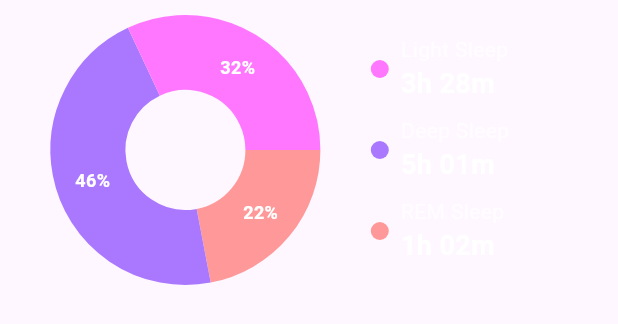
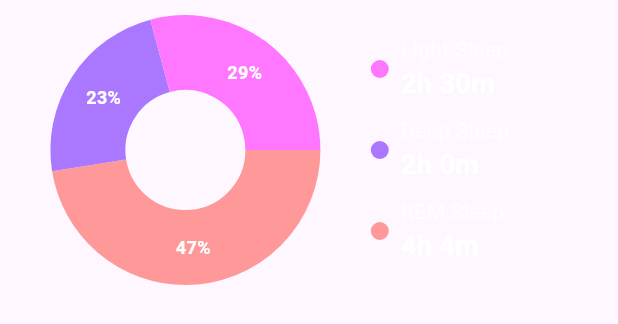
Before and after one commit to punipyuni/SleepPal, a Flutter app: the SleepTypesPieChart widget shown alone on an empty page, opened directly, on a phone screen of 412 x 824 dp. Shown: the top 324 px of the screen. Run offline on Flutter 3.47's test engine with Material 3 defaults, Android fonts, the phone set to English and light mode, and no system bars; drawn by our look-alikes of fl_chart; our stand-ins replace dash_chat_2; missing offline and left inert: health; network calls fail.

Commit message:
Make pie chart dynamic

```diff
--- a/lib/widgets/sleep_pie_chart.dart
+++ b/lib/widgets/sleep_pie_chart.dart
@@ -1,9 +1,30 @@
 import 'package:flutter/material.dart';
 import 'package:fl_chart/fl_chart.dart';
+import 'package:provider/provider.dart';
+import 'package:sleeppal_update/widgets/sleep_stat_provider.dart';
+
 
 class SleepTypesPieChart extends StatelessWidget {
   @override
   Widget build(BuildContext context) {
+    return Consumer<SleepStatisticsProvider>(
+      builder: (context, provider, child) {
+        // Get selected day's data
+        final selectedDayData = provider.selectedDayData;
+
+        // Extract durations for REM, Light, and Deep sleep
+        final remDuration = selectedDayData['rem'] as Duration;
+        final lightDuration = selectedDayData['light'] as Duration;
+        final deepDuration = selectedDayData['deep'] as Duration;
+
+        // Calculate total duration
+        final totalDuration = remDuration + lightDuration + deepDuration;
+
+        // Calculate percentage values
+        final remPercentage = (remDuration.inMinutes / totalDuration.inMinutes) * 100;
+        final lightPercentage = (lightDuration.inMinutes / totalDuration.inMinutes) * 100;
+        final deepPercentage = (deepDuration.inMinutes / totalDuration.inMinutes) * 100;
+
         return Container(
           height: 200,
           child: Row(
@@ -16,23 +37,23 @@ class SleepTypesPieChart extends StatelessWidget {
                     centerSpaceRadius: 40,
                     sections: [
                       PieChartSectionData(
-                    color: Color(0xFFFF9999),  // Orangish for REM
-                    value: 22,
-                    title: '22%',
+                        color: Color(0xFFFF9999), // Orangish for REM
+                        value: remPercentage,
+                        title: '${remPercentage.toStringAsFixed(0)}%',
                         radius: 50,
                         titleStyle: TextStyle(fontSize: 12, fontWeight: FontWeight.bold, color: Colors.white),
                       ),
                       PieChartSectionData(
-                    color: Color(0xFFAA77FF),  // Purple for Deep
-                    value: 46,
-                    title: '46%',
+                        color: Color(0xFFAA77FF), // Purple for Deep
+                        value: deepPercentage,
+                        title: '${deepPercentage.toStringAsFixed(0)}%',
                         radius: 50,
                         titleStyle: TextStyle(fontSize: 12, fontWeight: FontWeight.bold, color: Colors.white),
                       ),
                       PieChartSectionData(
-                    color: Color(0xFFFF77FF),  // Pink for Light
-                    value: 32,
-                    title: '32%',
+                        color: Color(0xFFFF77FF), // Pink for Light
+                        value: lightPercentage,
+                        title: '${lightPercentage.toStringAsFixed(0)}%',
                         radius: 50,
                         titleStyle: TextStyle(fontSize: 12, fontWeight: FontWeight.bold, color: Colors.white),
                       ),
@@ -46,17 +67,23 @@ class SleepTypesPieChart extends StatelessWidget {
                   mainAxisAlignment: MainAxisAlignment.center,
                   crossAxisAlignment: CrossAxisAlignment.start,
                   children: [
-                _buildLabel('Light Sleep', '3h 28m', Color(0xFFFF77FF)),
+                    _buildLabel('Light Sleep', _formatDuration(lightDuration), Color(0xFFFF77FF)),
                     SizedBox(height: 8),
-                _buildLabel('Deep Sleep', '5h 01m', Color(0xFFAA77FF)),
+                    _buildLabel('Deep Sleep', _formatDuration(deepDuration), Color(0xFFAA77FF)),
                     SizedBox(height: 8),
-                _buildLabel('REM Sleep', '1h 02m', Color(0xFFFF9999)),
+                    _buildLabel('REM Sleep', _formatDuration(remDuration), Color(0xFFFF9999)),
                   ],
                 ),
               ),
             ],
           ),
         );
+      },
+    );
+  }
+
+  String _formatDuration(Duration duration) {
+    return '${duration.inHours}h ${duration.inMinutes.remainder(60)}m';
   }
 
   Widget _buildLabel(String title, String duration, Color color) {
@@ -80,7 +107,8 @@ class SleepTypesPieChart extends StatelessWidget {
             ),
             Text(
               duration,
-              style: TextStyle(color: Colors.white, fontSize: 18, fontWeight: FontWeight.bold),
+              style:
+                  TextStyle(color: Colors.white, fontSize: 18, fontWeight: FontWeight.bold),
             ),
           ],
         ),
@@ -88,38 +116,3 @@ class SleepTypesPieChart extends StatelessWidget {
     );
   }
 }
-
-class SleepTypesLegend extends StatelessWidget {
-  @override
-  Widget build(BuildContext context) {
-    return Column(
-      children: [
-        _buildLegendItem('Deep Sleep', '5 hr 01 min', Color(0xFFAA77FF)),
-        _buildLegendItem('Light Sleep', '3 hr 28 min', Color(0xFFFF77FF)),
-        _buildLegendItem('REM Sleep', '1 h 02 min', Color(0xFFFF9999)),
-      ],
-    );
-  }
-
-  Widget _buildLegendItem(String title, String duration, Color color) {
-    return Padding(
-      padding: const EdgeInsets.symmetric(vertical: 4.0),
-      child: Row(
-        children: [
-          Container(
-            width: 12,
-            height: 12,
-            decoration: BoxDecoration(
-              shape: BoxShape.circle,
-              color: color,
-            ),
-          ),
-          SizedBox(width: 8),
-          Text(title, style: TextStyle(color: Colors.white70)),
-          Spacer(),
-          Text(duration, style: TextStyle(color: Colors.white, fontWeight: FontWeight.bold)),
-        ],
-      ),
-    );
-  }
-}
```
Lines whose indentation alone changed are shown as unchanged.
